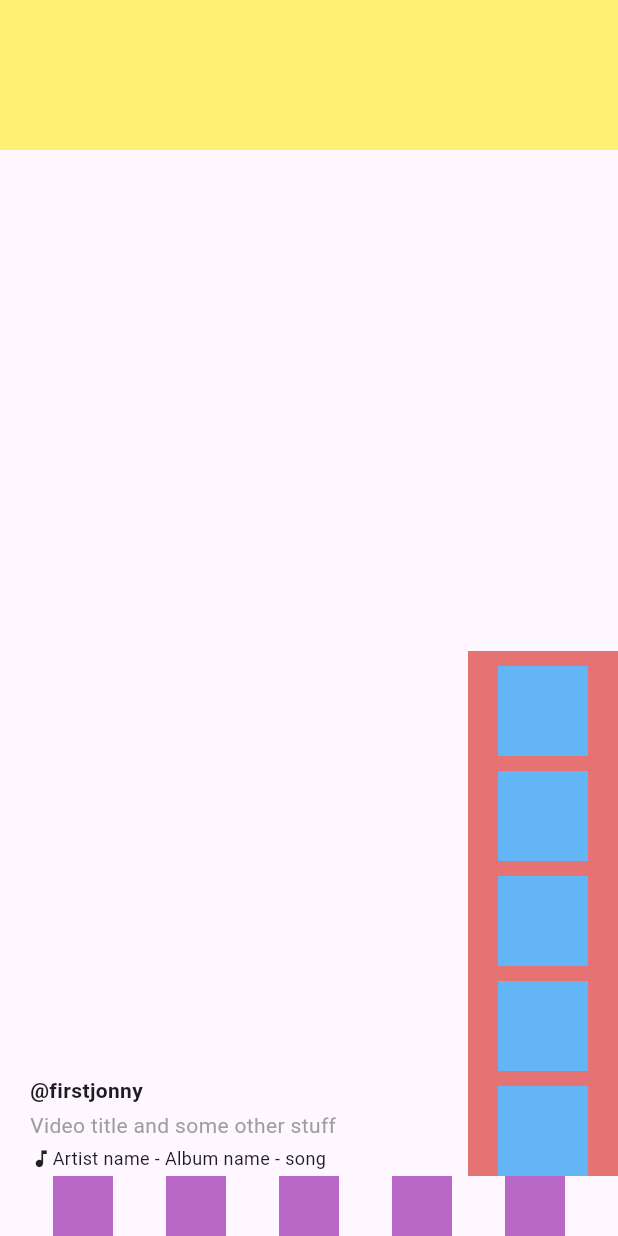
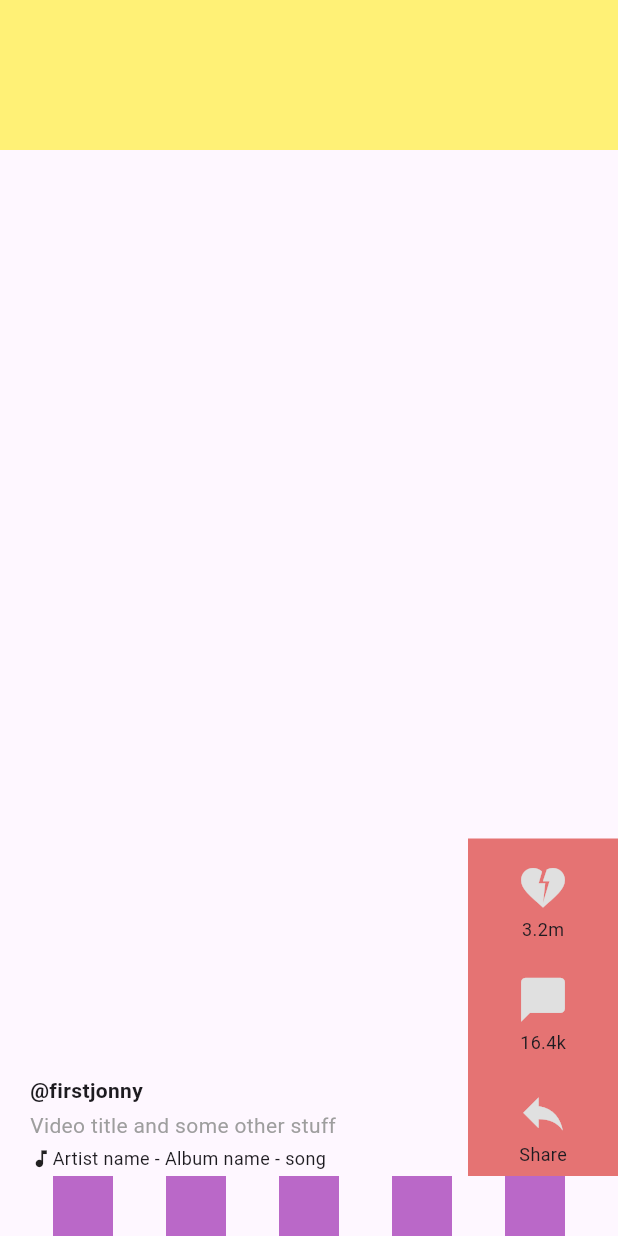
Before and after one commit to Birkity/flutter_tutorial, a Flutter app: the screen it shows after launch, on a phone screen of 412 x 824 dp. Run offline on Flutter 3.47's test engine with Material 3 defaults, Android fonts, the phone set to English and light mode, and no system bars.

Commit message:
Add social action

```diff
--- a/tik_tok_ui/lib/widgets/action_toolbar.dart
+++ b/tik_tok_ui/lib/widgets/action_toolbar.dart
@@ -1,4 +1,6 @@
 import 'package:flutter/material.dart';
+import 'package:flutter/widgets.dart';
+
 
 class ActionToolbar extends StatelessWidget{
   @override
@@ -8,15 +10,33 @@ class ActionToolbar extends StatelessWidget{
       color: Colors.red[300],
       child: Column(
         mainAxisSize: MainAxisSize.min,
-        children:
-          List<Widget>.generate(5, (_) => Container(
-            width: 60,
-            height: 60,
-            color: Colors.blue[300],
-            margin: EdgeInsets.only(top: 10),
-
-          )),
+        children: [
+          _getSocialAction(title: '3.2m', icon: Icons.heart_broken),
+          _getSocialAction(title: '16.4k', icon: Icons.chat_bubble),
+          _getSocialAction(title: 'Share', icon: Icons.reply)
+        ]
       ),
     );
   }
+
+  Widget _getSocialAction({
+    required String title,
+    required IconData icon
+  }){
+    return Container(
+      margin: EdgeInsets.only(top: 15.0),
+      width: 60.0,
+      height: 60.0,
+      child: Column(
+        children: [
+          Icon(icon, size: 35.0, color: Colors.grey[300],),
+          Padding(
+            padding: EdgeInsets.only(top: 2.0),
+            child:
+            Text(title, style: TextStyle(fontSize: 12.0),),),
+        ],
+      ),
+    );
+
+  }
 }
```
